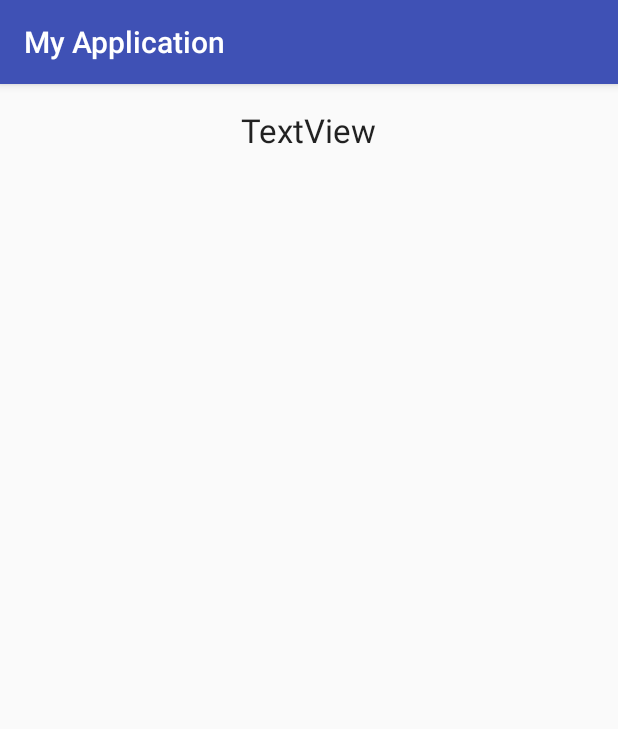
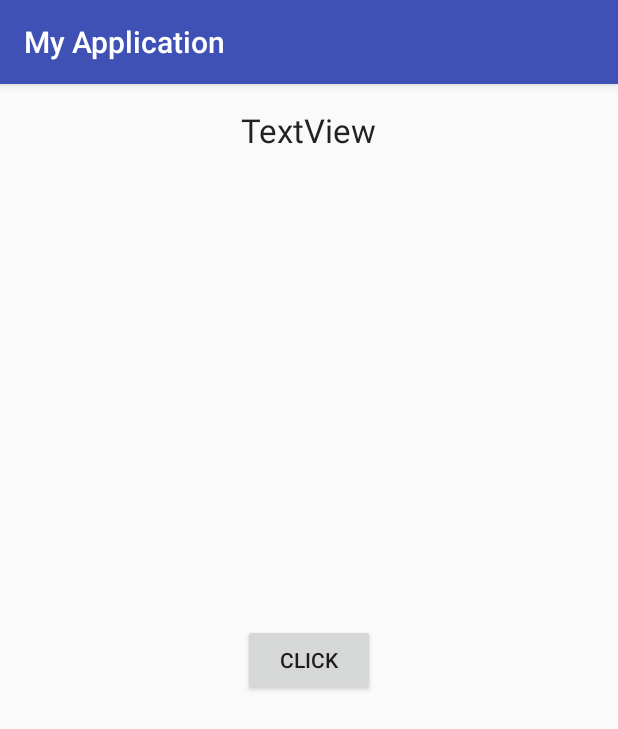
Before and after one commit to ysera34/kotlin-tutorials, an Android app: the screen it shows after launch (MainActivity), on a phone screen of 412 x 824 dp. Shown: the top 729 px of the screen. Run offline under Robolectric (Android 15) with nearby library versions, the light colour scheme and no system bars.

Commit message:
chapter03 MyApplication button click listener

```diff
--- a/survival/chapter03/MyApplication/app/src/main/java/org/inframincer/myapplication/MainActivity.kt
+++ b/survival/chapter03/MyApplication/app/src/main/java/org/inframincer/myapplication/MainActivity.kt
@@ -2,11 +2,16 @@ package org.inframincer.myapplication
 
 import android.support.v7.app.AppCompatActivity
 import android.os.Bundle
+import kotlinx.android.synthetic.main.activity_main.*
 
 class MainActivity : AppCompatActivity() {
 
     override fun onCreate(savedInstanceState: Bundle?) {
         super.onCreate(savedInstanceState)
         setContentView(R.layout.activity_main)
+
+        button.setOnClickListener {
+            textView.text = "button clicked"
+        }
     }
 }
--- a/survival/chapter03/MyApplication/app/src/main/res/layout/activity_main.xml
+++ b/survival/chapter03/MyApplication/app/src/main/res/layout/activity_main.xml
@@ -17,4 +17,14 @@
         app:layout_constraintRight_toRightOf="parent"
         app:layout_constraintTop_toTopOf="parent" />
 
+    <Button
+        android:id="@+id/button"
+        android:layout_width="wrap_content"
+        android:layout_height="wrap_content"
+        android:text="@string/click"
+        app:layout_constraintBottom_toBottomOf="parent"
+        app:layout_constraintLeft_toLeftOf="parent"
+        app:layout_constraintRight_toRightOf="parent"
+        app:layout_constraintTop_toTopOf="parent" />
+
 </android.support.constraint.ConstraintLayout>
--- a/survival/chapter03/MyApplication/app/src/main/res/values/strings.xml
+++ b/survival/chapter03/MyApplication/app/src/main/res/values/strings.xml
@@ -1,4 +1,5 @@
 <resources>
     <string name="app_name">My Application</string>
     <string name="text_view">TextView</string>
+    <string name="click">Click</string>
 </resources>
```
Also changed, not shown: 1 other file.
